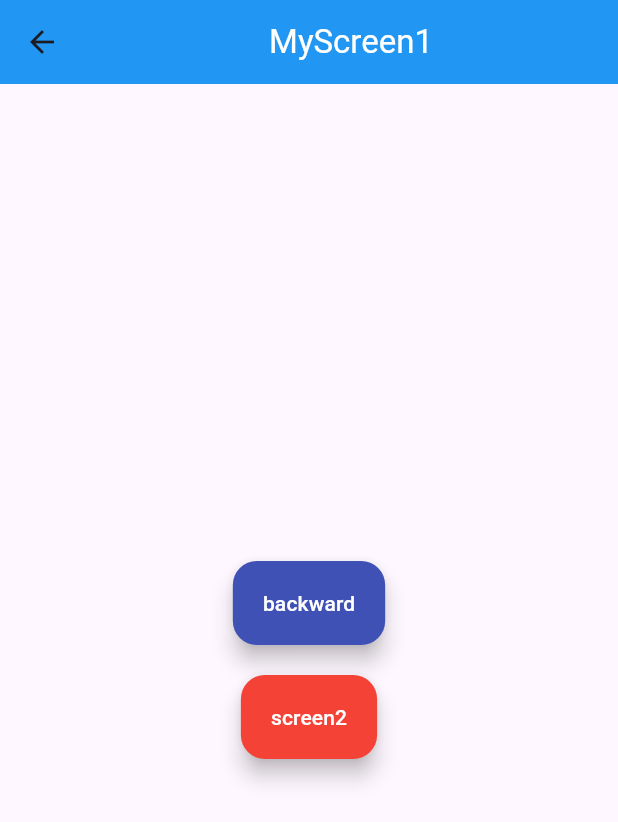
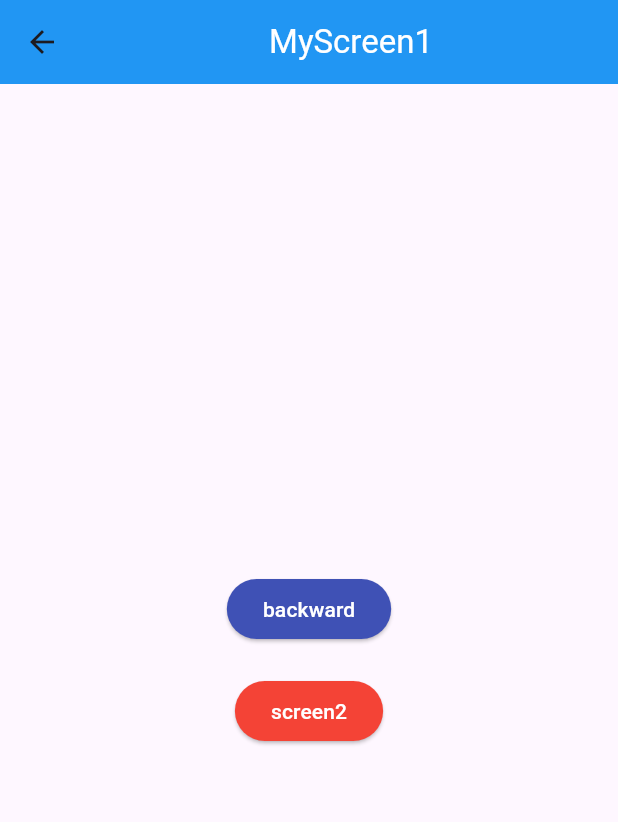
Before and after one commit to MNJTdhr/multi-screen-demo, a Flutter app: the screen it shows after launch, after a tap on "Screen1", on a phone screen of 412 x 824 dp. Shown: the top 822 px of the screen. Run offline on Flutter 3.47's test engine with Material 3 defaults, Android fonts, the phone set to English and light mode, and no system bars.

Commit message:
added named routes and replaced buttons with elevated buttons

```diff
--- a/lib/main.dart
+++ b/lib/main.dart
@@ -1,60 +1,24 @@
 import 'package:flutter/material.dart';
+import 'screen0.dart';
 import 'screen1.dart';
 import 'screen2.dart';
 
 void main() {
-  return runApp(MaterialApp(home: BaseScreen()));
+  return runApp(MyApp());
 }
 
-class BaseScreen extends StatelessWidget {
-  const BaseScreen({super.key});
+class MyApp extends StatelessWidget {
+  const MyApp({super.key});
 
   @override
   Widget build(BuildContext context) {
-    return Scaffold(
-      appBar: AppBar(
-        title: Center(
-          child: Text("BaseScreen", style: TextStyle(color: Colors.white)),
-        ),
-        backgroundColor: Colors.indigo,
-      ),
-      body: Center(
-        child: Column(
-          mainAxisAlignment: MainAxisAlignment.center,
-          crossAxisAlignment: CrossAxisAlignment.center,
-          children: [
-            FloatingActionButton.extended(
-              backgroundColor: Colors.blue,
-              onPressed: () {
-                Navigator.push(
-                  context,
-                  MaterialPageRoute(
-                    builder: (context) {
-                      return MyScreen1();
-                    },
-                  ),
-                );
-              },
-              label: Text("Screen1", style: TextStyle(color: Colors.white)),
-            ),
-            SizedBox(height: 20),
-            FloatingActionButton.extended(
-              backgroundColor: Colors.red,
-              onPressed: () {
-                Navigator.push(
-                  context,
-                  MaterialPageRoute(
-                    builder: (context) {
-                      return MyScreen2();
-                    },
-                  ),
-                );
-              },
-              label: Text("Screen2", style: TextStyle(color: Colors.white)),
-            ),
-          ],
-        ),
-      ),
+    return MaterialApp(
+      initialRoute: '/',
+      routes: {
+        '/': (context) => MyScreen0(),
+        '/first': (context) => MyScreen1(),
+        '/second': (context) => MyScreen2(),
+      },
     );
   }
 }
--- /dev/null
+++ b/lib/screen0.dart
@@ -0,0 +1,40 @@
+import 'package:flutter/material.dart';
+
+class MyScreen0 extends StatelessWidget {
+  const MyScreen0({super.key});
+
+  @override
+  Widget build(BuildContext context) {
+    return Scaffold(
+      appBar: AppBar(
+        title: Center(
+          child: Text("BaseScreen", style: TextStyle(color: Colors.white)),
+        ),
+        backgroundColor: Colors.indigo,
+      ),
+      body: Center(
+        child: Column(
+          mainAxisAlignment: MainAxisAlignment.center,
+          crossAxisAlignment: CrossAxisAlignment.center,
+          children: [
+            ElevatedButton(
+              style: ElevatedButton.styleFrom(backgroundColor: Colors.blue),
+              onPressed: () {
+                Navigator.pushNamed(context, '/first');
+              },
+              child: Text("Screen1", style: TextStyle(color: Colors.white)),
+            ),
+            SizedBox(height: 20),
+            ElevatedButton(
+              style: ElevatedButton.styleFrom(backgroundColor: Colors.red),
+              onPressed: () {
+                Navigator.pushNamed(context, '/second');
+              },
+              child: Text("Screen2", style: TextStyle(color: Colors.white)),
+            ),
+          ],
+        ),
+      ),
+    );
+  }
+}
--- a/lib/screen1.dart
+++ b/lib/screen1.dart
@@ -19,16 +19,16 @@ class MyScreen1 extends StatelessWidget {
           mainAxisAlignment: MainAxisAlignment.center,
           crossAxisAlignment: CrossAxisAlignment.center,
           children: [
-            FloatingActionButton.extended(
-              backgroundColor: Colors.indigo,
+            ElevatedButton(
+              style: ElevatedButton.styleFrom(backgroundColor: Colors.indigo),
               onPressed: () {
                 Navigator.pop(context);
               },
-              label: Text("backward", style: TextStyle(color: Colors.white)),
+              child: Text("backward", style: TextStyle(color: Colors.white)),
             ),
             SizedBox(height: 20),
-            FloatingActionButton.extended(
-              backgroundColor: Colors.red,
+            ElevatedButton(
+              style: ElevatedButton.styleFrom(backgroundColor: Colors.red),
               onPressed: () {
                 Navigator.push(
                   context,
@@ -39,7 +39,7 @@ class MyScreen1 extends StatelessWidget {
                   ),
                 );
               },
-              label: Text("screen2", style: TextStyle(color: Colors.white)),
+              child: Text("screen2", style: TextStyle(color: Colors.white)),
             ),
           ],
         ),
```
Also changed, not shown: lib/screen2.dart (+6 -6 lines), 1 other file.
